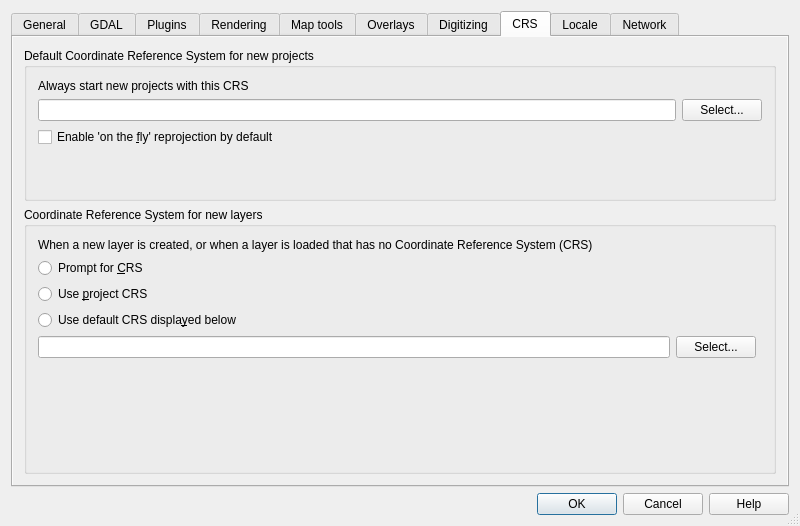
Before: the Qt Designer form src/ui/qgsoptionsbase.ui in qgis/QGIS, drawn with Qt 5.
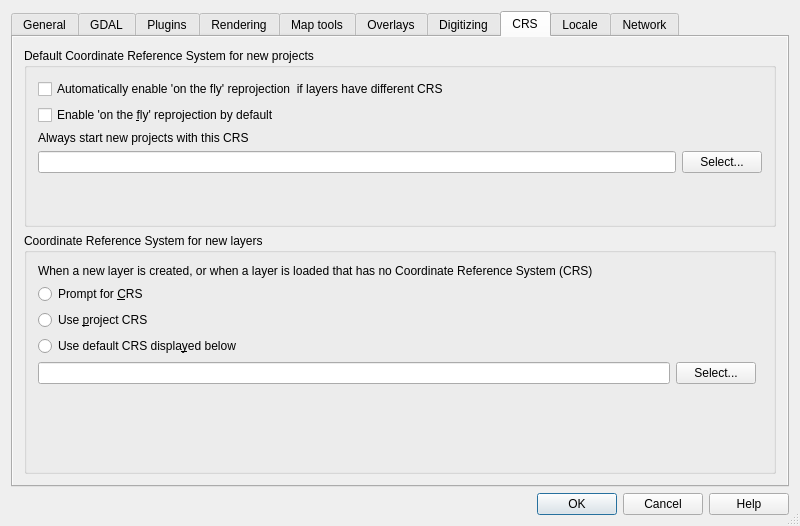
After: the same form once the commit is applied. The open tabs and pages were chosen to show the change. Icons and pictures are not drawn. Custom widgets are drawn as their Qt base class.

Commit message: Automatically enable OTF projection if layers have different CRS

```diff
--- a/src/ui/qgsoptionsbase.ui
+++ b/src/ui/qgsoptionsbase.ui
@@ -1964,8 +1964,8 @@
            <rect>
             <x>0</x>
             <y>0</y>
-            <width>425</width>
-            <height>417</height>
+            <width>784</width>
+            <height>452</height>
            </rect>
           </property>
           <layout class="QGridLayout" name="gridLayout_15">
@@ -1984,28 +1984,21 @@
               <bool>false</bool>
              </property>
              <layout class="QGridLayout" name="gridLayout_22">
-              <item row="1" column="0">
+              <item row="3" column="0">
                <widget class="QLineEdit" name="leProjectGlobalCrs">
                 <property name="readOnly">
                  <bool>true</bool>
                 </property>
                </widget>
               </item>
-              <item row="3" column="0">
-               <widget class="QCheckBox" name="chkOtfTransform">
-                <property name="text">
-                 <string>Enable 'on the &amp;fly' reprojection by default</string>
-                </property>
-               </widget>
-              </item>
-              <item row="1" column="1">
+              <item row="3" column="1">
                <widget class="QPushButton" name="pbnSelectOtfProjection">
                 <property name="text">
                  <string>Select...</string>
                 </property>
                </widget>
               </item>
-              <item row="4" column="0" colspan="2">
+              <item row="6" column="0" colspan="2">
                <spacer name="verticalSpacer">
                 <property name="orientation">
                  <enum>Qt::Vertical</enum>
@@ -2018,7 +2011,7 @@
                 </property>
                </spacer>
               </item>
-              <item row="0" column="0">
+              <item row="2" column="0">
                <widget class="QLabel" name="label_16">
                 <property name="text">
                  <string>Always start new projects with this CRS</string>
@@ -2028,6 +2021,26 @@
                 </property>
                </widget>
               </item>
+              <item row="0" column="0">
+               <widget class="QCheckBox" name="chkOtfAuto">
+                <property name="toolTip">
+                 <string/>
+                </property>
+                <property name="whatsThis">
+                 <string>Automatically enable 'on the fly' reprojection if CRS of a new added layer differ from CRS of layer(s) already present. CRS of present layer(s) will be used.</string>
+                </property>
+                <property name="text">
+                 <string>Automatically enable 'on the fly' reprojection  if layers have different CRS</string>
+                </property>
+               </widget>
+              </item>
+              <item row="1" column="0">
+               <widget class="QCheckBox" name="chkOtfTransform">
+                <property name="text">
+                 <string>Enable 'on the &amp;fly' reprojection by default</string>
+                </property>
+               </widget>
+              </item>
              </layout>
             </widget>
            </item>
```
Left out of the diff: 31 changed lines with no effect on the pictures. The commit also changes 2 other files.
